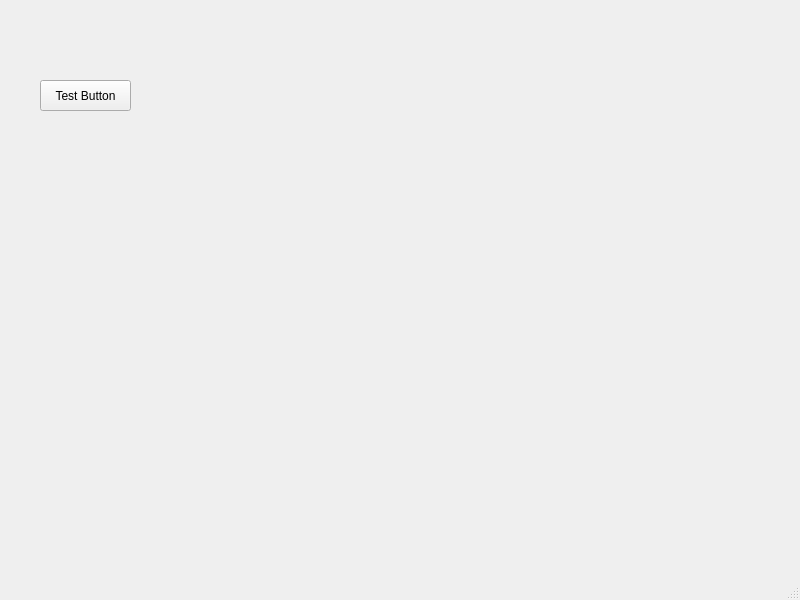
Qt form PyQt5_HelloWorld/GUI/HelloWorldMainWindow.ui (xautshuanglong/QtLearningRepository) before a commit.
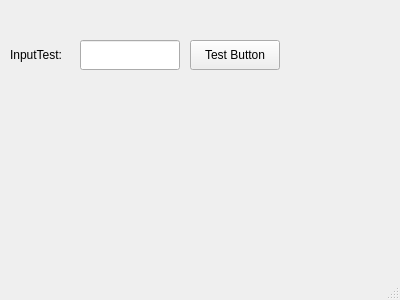
The same form after that commit.

Commit message: 1. 主窗口 ui 设计 demo;（pyuic5.exe 单 *.ui 文件转换） 2. 尝试批量将 *.ui 转换为 *.py。（遍历项目中 *.ui 并根据最后修改时间判断是否需要转换）

```diff
--- a/PyQt5_HelloWorld/GUI/HelloWorldMainWindow.ui
+++ b/PyQt5_HelloWorld/GUI/HelloWorldMainWindow.ui
@@ -6,8 +6,8 @@
    <rect>
     <x>0</x>
     <y>0</y>
-    <width>800</width>
-    <height>600</height>
+    <width>400</width>
+    <height>300</height>
    </rect>
   </property>
   <property name="windowTitle">
@@ -17,16 +17,39 @@
    <widget class="QPushButton" name="btnTest">
     <property name="geometry">
      <rect>
-      <x>40</x>
-      <y>80</y>
-      <width>91</width>
-      <height>31</height>
+      <x>190</x>
+      <y>40</y>
+      <width>90</width>
+      <height>30</height>
      </rect>
     </property>
     <property name="text">
      <string>Test Button</string>
     </property>
    </widget>
+   <widget class="QLabel" name="lbInputTest">
+    <property name="geometry">
+     <rect>
+      <x>10</x>
+      <y>45</y>
+      <width>65</width>
+      <height>20</height>
+     </rect>
+    </property>
+    <property name="text">
+     <string>InputTest:</string>
+    </property>
+   </widget>
+   <widget class="QLineEdit" name="leInputTest">
+    <property name="geometry">
+     <rect>
+      <x>80</x>
+      <y>40</y>
+      <width>100</width>
+      <height>30</height>
+     </rect>
+    </property>
+   </widget>
   </widget>
   <widget class="QMenuBar" name="menubar">
    <property name="geometry">
```
Left out of the diff: 6 changed lines with no effect on the pictures. The commit also changes 2 other files.
